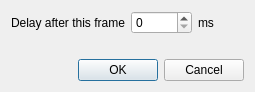
The window that src/editor/delay.ui (igormironchik/gif-tools) describes before a commit, drawn with Qt 5.
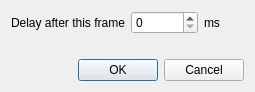
The same window after the commit.

Commit message: Round the delay set in the UI to dozens.

The edit to the form file:
```diff
--- a/src/editor/delay.ui
+++ b/src/editor/delay.ui
@@ -26,7 +26,10 @@
      <item>
       <widget class="QSpinBox" name="m_delay">
        <property name="maximum">
-        <number>99999</number>
+        <number>1000000</number>
+       </property>
+       <property name="singleStep">
+        <number>10</number>
        </property>
       </widget>
      </item>
```
The commit also changes 2 other files.
